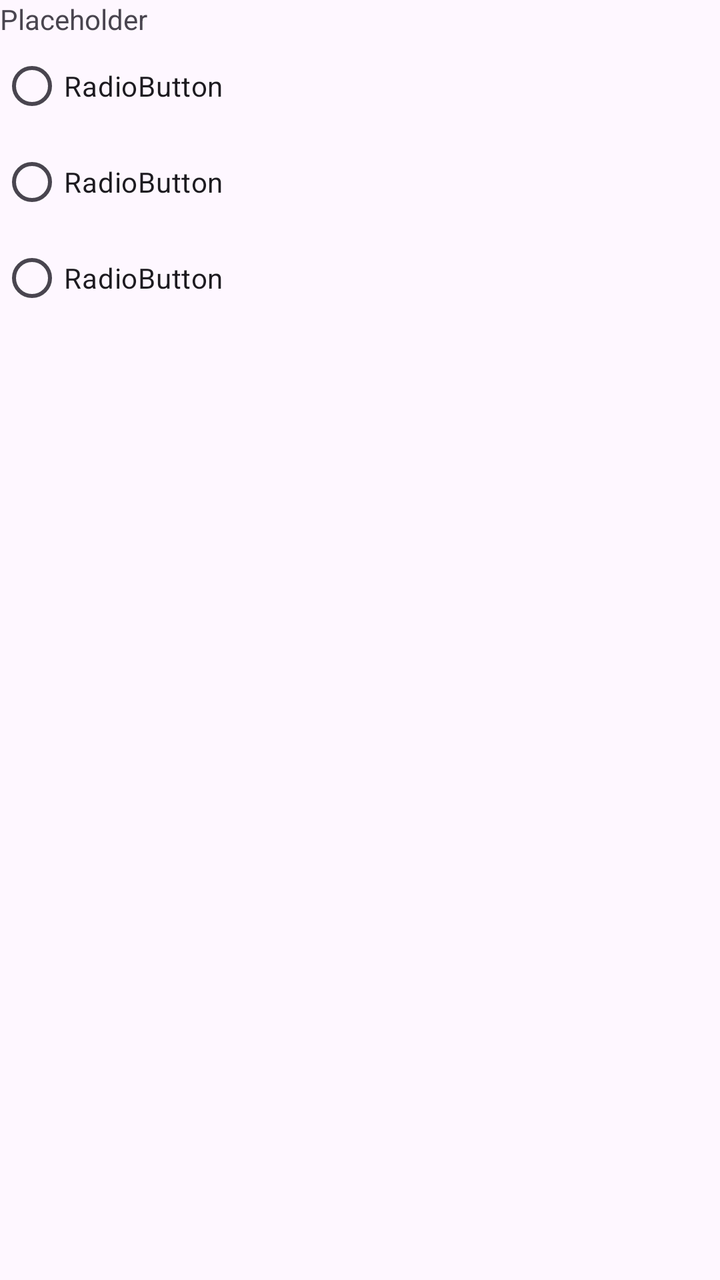
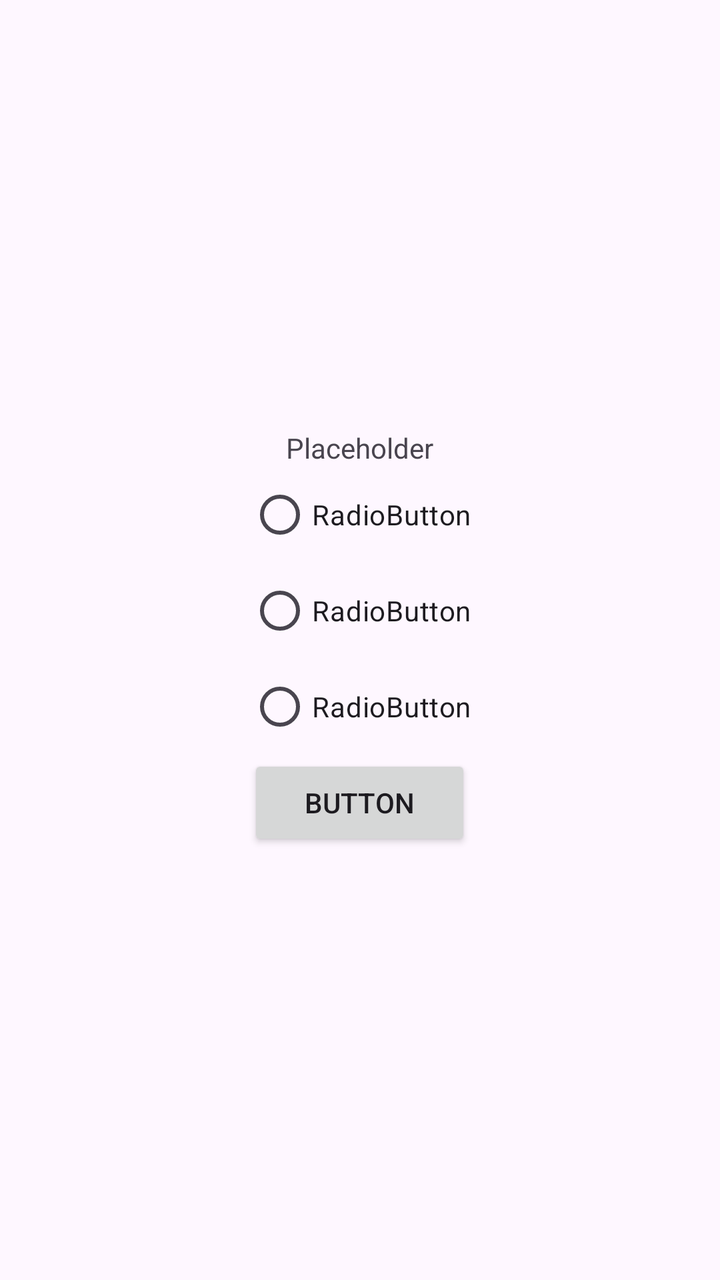

Compare the two renders of this Android layout. The source of the first and the diff that turns it into the second are given below.
<!-- AndroidManifest.xml: application theme Theme.MyApplication -->
<!-- res/layout/activity_main.xml -->
<?xml version="1.0" encoding="utf-8"?>
<LinearLayout xmlns:android="http://schemas.android.com/apk/res/android"
    xmlns:app="http://schemas.android.com/apk/res-auto"
    xmlns:tools="http://schemas.android.com/tools"
    android:id="@+id/main"
    android:layout_width="match_parent"
    android:layout_height="match_parent"
    android:orientation="vertical"
    tools:context=".MainActivity">

    <TextView
        android:id="@+id/Tresc"
        android:layout_width="wrap_content"
        android:layout_height="wrap_content"
        android:text="Placeholder" />

    <RadioGroup
        android:layout_width="match_parent"
        android:layout_height="match_parent" >

        <RadioButton
            android:id="@+id/radioButton"
            android:layout_width="wrap_content"
            android:layout_height="wrap_content"
            android:text="RadioButton" />

        <RadioButton
            android:id="@+id/radioButton2"
            android:layout_width="wrap_content"
            android:layout_height="wrap_content"
            android:text="RadioButton" />

        <RadioButton
            android:id="@+id/radioButton3"
            android:layout_width="wrap_content"
            android:layout_height="wrap_content"
            android:text="RadioButton" />
    </RadioGroup>

</LinearLayout>
<!-- resources referenced by this layout -->
<resources>
  <style name="Theme.MyApplication" parent="Base.Theme.MyApplication" />
  <style name="Base.Theme.MyApplication" parent="Theme.Material3.DayNight.NoActionBar">
          
          
      </style>
</resources>

<!-- the commit's change to res/layout/activity_main.xml (unified diff, before → after) -->
@@ -6,17 +6,23 @@
     android:layout_width="match_parent"
     android:layout_height="match_parent"
     android:orientation="vertical"
-    tools:context=".MainActivity">
+    tools:context=".MainActivity"
+    android:gravity="center"
+    >
 
     <TextView
         android:id="@+id/Tresc"
         android:layout_width="wrap_content"
         android:layout_height="wrap_content"
-        android:text="Placeholder" />
+        android:text="Placeholder"
+        android:gravity="center"
+        />
 
     <RadioGroup
-        android:layout_width="match_parent"
-        android:layout_height="match_parent" >
+        android:layout_width="wrap_content"
+        android:layout_height="wrap_content"
+
+        >
 
         <RadioButton
             android:id="@+id/radioButton"
@@ -35,6 +41,12 @@
             android:layout_width="wrap_content"
             android:layout_height="wrap_content"
             android:text="RadioButton" />
+
+        <Button
+            android:id="@+id/button"
+            android:layout_width="match_parent"
+            android:layout_height="wrap_content"
+            android:text="Button" />
     </RadioGroup>
 
 </LinearLayout>
